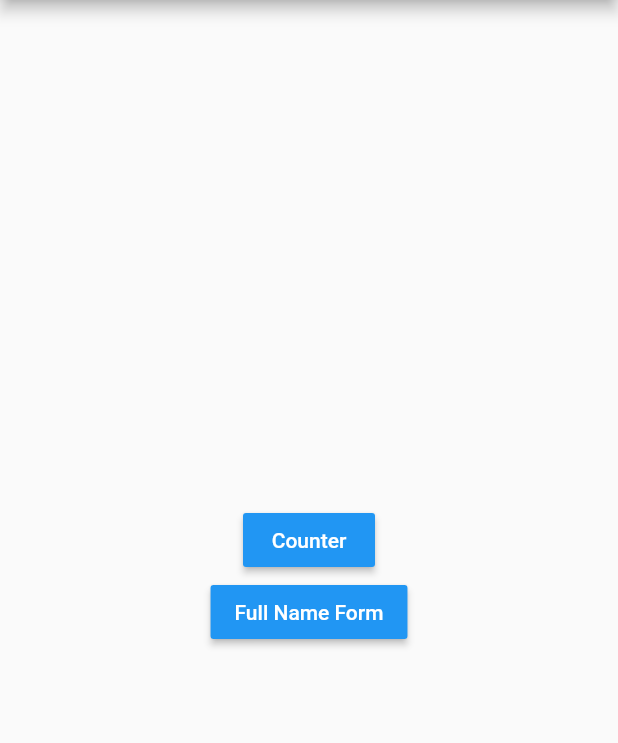
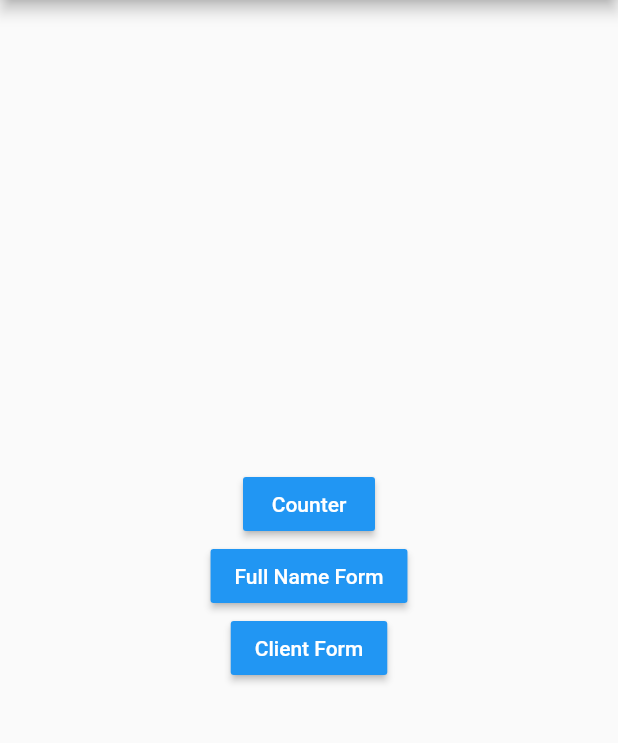
Before and after one commit to max10rogerio/fluterando_mobx, a Flutter app: the screen it shows after launch, on a phone screen of 412 x 824 dp, the part 84-827 px from its top. Run offline on Flutter 3.47's test engine with Material 2 defaults, Android fonts, the phone set to English and light mode, and no system bars; our stand-ins replace flutter_mobx, mobx; generated files the repository leaves out were written again.

Commit message:
using Provider package (aula 05)

```diff
--- /dev/null
+++ b/lib/aula04/client_controller.dart
@@ -0,0 +1,38 @@
+import 'package:fluterando_mobx/aula04/client.dart';
+import 'package:mobx/mobx.dart';
+
+part 'client_controller.g.dart';
+
+class ClientController = ClientBase with _$ClientController;
+
+abstract class ClientBase with Store {
+  var client = Client();
+
+  @computed
+  bool get isValid {
+    return validateName() == null && validateEmail() == null;
+  }
+
+  String validateName() {
+    if (client.name == null || client.name.isEmpty) {
+      return 'Campo Obrigatório';
+    }
+
+    return null;
+  }
+
+  String validateEmail() {
+    print(client.email);
+    if (client.email == null || client.email.isEmpty) {
+      return 'Campo Obrigatório';
+    }
+
+    if (!client.email.contains('@')) {
+      return 'Email Inválido';
+    }
+
+    return null;
+  }
+
+  dispose() {}
+}
--- a/lib/home.dart
+++ b/lib/home.dart
@@ -1,5 +1,6 @@
 import 'package:fluterando_mobx/aula01/counter_page.dart';
 import 'package:fluterando_mobx/aula03/fullname_page.dart';
+import 'package:fluterando_mobx/aula04/client_page.dart';
 import 'package:flutter/cupertino.dart';
 import 'package:flutter/material.dart';
 
@@ -43,6 +44,15 @@ class HomePage extends StatelessWidget {
               },
               child: Text('Full Name Form'),
             ),
+            RaisedButton(
+              color: Colors.blue,
+              textColor: Colors.white,
+              onPressed: () {
+                Navigator.of(context).push(
+                    MaterialPageRoute(builder: (context) => ClientPage()));
+              },
+              child: Text('Client Form'),
+            ),
           ],
         ),
       ),
--- a/lib/main.dart
+++ b/lib/main.dart
@@ -1,18 +1,28 @@
+import 'package:fluterando_mobx/aula04/client_controller.dart';
 import 'package:flutter/material.dart';
 
 import 'package:fluterando_mobx/home.dart';
+import 'package:provider/provider.dart';
 
 void main() => runApp(App());
 
 class App extends StatelessWidget {
   @override
   Widget build(BuildContext context) {
-    return MaterialApp(
-      title: 'Flutter Demo',
-      theme: ThemeData(
-        primarySwatch: Colors.blue,
+    return MultiProvider(
+      providers: [
+        Provider<ClientController>(
+          create: (_) => ClientController(),
+          dispose: (_, controller) => controller.dispose(),
+        )
+      ],
+      child: MaterialApp(
+        title: 'Flutter Demo',
+        theme: ThemeData(
+          primarySwatch: Colors.blue,
+        ),
+        home: HomePage(),
       ),
-      home: HomePage(),
     );
   }
 }
--- a/pubspec.yaml
+++ b/pubspec.yaml
@@ -9,10 +9,10 @@ environment:
 dependencies:
   flutter:
     sdk: flutter
-
   cupertino_icons: ^0.1.2
   mobx: ^0.4.0+1
   flutter_mobx: ^0.3.6
+  provider: ^4.0.2
 
 dev_dependencies:
   mobx_codegen: ^0.4.0+1
```
Also changed, not shown: lib/aula04/client.dart (added, +25 -0 lines), lib/aula04/client_page.dart (added, +16 -0 lines), lib/aula04/widgets/body_widget.dart (added, +68 -0 lines), lib/aula04/client.g.dart (added), lib/aula04/client_controller.g.dart (added), pubspec.lock.
